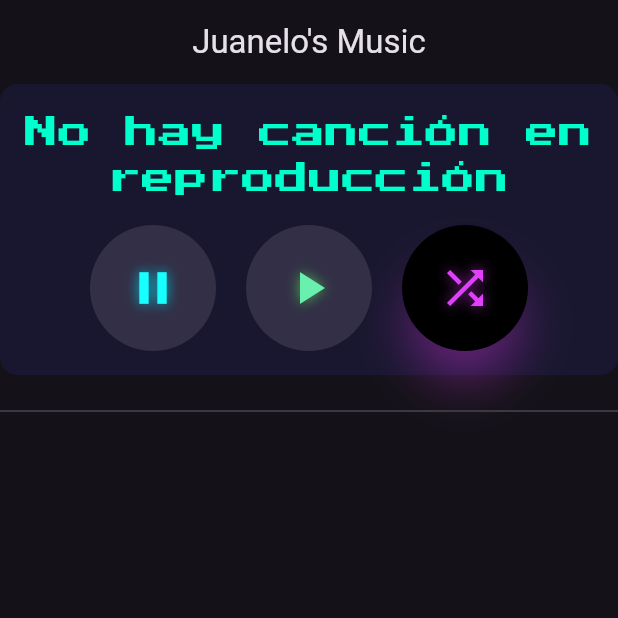
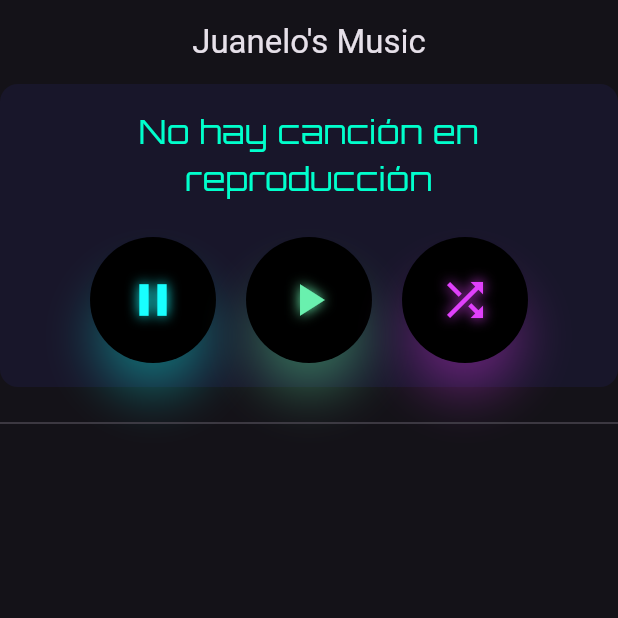
Before and after one commit to juanTorrenegra/mp3player, a Flutter app: the screen it shows after launch, after a tap on the "shuffle" icon, on a phone screen of 412 x 824 dp, the top half of it. Run offline on Flutter 3.47's test engine with Material 3 defaults, Android fonts, the phone set to English and light mode, and no system bars; our stand-ins replace audio_service, just_audio, permission_handler; missing offline and left inert: audio_session; Roboto replaces fonts that are missing (cursive); statements that could not run were skipped.

Commit message:
error, intente hacer botones, error gradel

```diff
--- a/lib/main.dart
+++ b/lib/main.dart
@@ -1,55 +1,73 @@
 import 'dart:math';
+import 'dart:io';
+import 'dart:async';
 
 import 'package:flutter/material.dart';
-import 'dart:io';
 import 'package:permission_handler/permission_handler.dart';
-import 'dart:async';
 import 'package:just_audio/just_audio.dart';
+import 'package:audio_service/audio_service.dart';
+import 'package:audio_session/audio_session.dart';
 
-import "package:mp3player/app_themes.dart";
+late final AudioHandler _audioHandler;
 
-void main() {
-  runApp(const MyApp());
+Future<void> main() async {
+  WidgetsFlutterBinding.ensureInitialized();
+
+  final session = await AudioSession.instance;
+  await session.configure(AudioSessionConfiguration.music());
+
+  final player = AudioPlayer();
+  _audioHandler = await AudioService.init(
+    builder: () => MyAudioHandler(player),
+    config: const AudioServiceConfig(
+      androidNotificationChannelId: 'com.example.mp3player.channel.audio',
+      androidNotificationChannelName: 'Juanelo Music',
+      androidNotificationOngoing: true,
+    ),
+  );
+
+  runApp(MyApp(player: player));
 }
 
 class MyApp extends StatelessWidget {
-  const MyApp({super.key});
+  final AudioPlayer player;
+  const MyApp({super.key, required this.player});
 
   @override
   Widget build(BuildContext context) {
     return MaterialApp(
       theme: ThemeData(
         brightness: Brightness.dark,
-        primaryColor: Color(0xFF00FFCC),
-        secondaryHeaderColor: Color(0xFF4444FF),
+        primaryColor: const Color(0xFF00FFCC),
+        secondaryHeaderColor: const Color(0xFF4444FF),
         fontFamily: 'Orbitron',
-
-        textTheme: TextTheme(
+        textTheme: const TextTheme(
           bodyLarge: TextStyle(fontFamily: 'Orbitron'),
           bodyMedium: TextStyle(fontFamily: 'Orbitron'),
         ),
       ),
-      home: MusicListScreen(),
+      home: MusicListScreen(player: player),
       debugShowCheckedModeBanner: false,
     );
   }
 }
 
 class MusicListScreen extends StatefulWidget {
-  const MusicListScreen({super.key});
+  final AudioPlayer player;
+  const MusicListScreen({super.key, required this.player});
 
   @override
   State<MusicListScreen> createState() => _MusicListScreenState();
 }
 
 class _MusicListScreenState extends State<MusicListScreen> {
+  Duration _currentPosition = Duration.zero;
+  Duration _totalDuration = Duration.zero;
   List<String> musicFiles = [];
   bool loading = true;
-  final player = AudioPlayer();
 
   String? currentlyPlaying;
   bool isPlaying = false;
-
   bool isRandomMode = false;
   final Random _random = Random();
 
@@ -58,29 +76,22 @@ class _MusicListScreenState extends State<MusicListScreen> {
     super.initState();
     requestPermissionAndListFiles();
 
-    player.playerStateStream.listen((state) {
-      setState(() {
-        isPlaying = state.playing;
-      });
-
-      // Si terminó la canción y estamos en modo aleatorio
+    widget.player.playerStateStream.listen((state) {
+      setState(() => isPlaying = state.playing);
       if (state.processingState == ProcessingState.completed && isRandomMode) {
         playRandomSong();
       }
     });
-  }
 
-  void playRandomSong() {
-    if (musicFiles.isEmpty) return;
+    widget.player.positionStream.listen(
+      (position) => setState(() => _currentPosition = position),
+    );
 
-    final randomIndex = _random.nextInt(musicFiles.length);
-    final randomPath = musicFiles[randomIndex];
-    playMusic(randomPath);
-  }
-
-  void startRandomMode() {
-    isRandomMode = true;
-    playRandomSong();
+    widget.player.durationStream.listen((duration) {
+      if (duration != null) {
+        setState(() => _totalDuration = duration);
+      }
+    });
   }
 
   Future<void> requestPermissionAndListFiles() async {
@@ -88,9 +99,7 @@ class _MusicListScreenState extends State<MusicListScreen> {
     if (status.isGranted) {
       listMusicFiles();
     } else {
-      setState(() {
-        loading = false;
-      });
+      setState(() => loading = false);
     }
   }
 
@@ -105,31 +114,30 @@ class _MusicListScreenState extends State<MusicListScreen> {
           .map((file) => file.path)
           .toList();
 
-      print("Archivos encontrados: ${mp3Files.length}");
-
       setState(() {
         musicFiles = mp3Files;
         loading = false;
       });
     } else {
-      print("Directorio no existe");
-      setState(() {
-        loading = false;
-      });
+      setState(() => loading = false);
     }
   }
 
   void playMusic(String path) async {
     try {
-      await player.setFilePath(path);
-      await player.play();
+      await widget.player.setFilePath(path);
+      await widget.player.play();
 
-      // Esperamos a que el audio realmente esté en estado playing
-      player.playerStateStream.firstWhere((state) => state.playing).then((_) {
-        setState(() {
-          currentlyPlaying = path.split('/').last;
-        });
-      });
+      _audioHandler.play();
+      _audioHandler.updateMediaItem(
+        MediaItem(
+          id: path,
+          album: "Juanelo Player",
+          title: path.split("/").last,
+        ),
+      );
+
+      setState(() => currentlyPlaying = path.split('/').last);
     } catch (e) {
       print("Error al reproducir el archivo: $e");
     }
@@ -137,22 +145,29 @@ class _MusicListScreenState extends State<MusicListScreen> {
 
   void pauseMusic() async {
     isRandomMode = false;
-    await player.pause();
-    setState(() {
-      isPlaying = false;
-    });
+    await widget.player.pause();
+    _audioHandler.pause();
   }
 
   void resumeMusic() async {
-    await player.play();
-    setState(() {
-      isPlaying = true;
-    });
+    await widget.player.play();
+    _audioHandler.play();
+  }
+
+  void playRandomSong() {
+    if (musicFiles.isEmpty) return;
+    final randomIndex = _random.nextInt(musicFiles.length);
+    playMusic(musicFiles[randomIndex]);
+  }
+
+  void startRandomMode() {
+    isRandomMode = true;
+    playRandomSong();
   }
 
   @override
   void dispose() {
-    player.dispose();
+    widget.player.dispose();
     super.dispose();
   }
 
@@ -169,119 +184,59 @@ class _MusicListScreenState extends State<MusicListScreen> {
       body: loading
           ? const Center(child: CircularProgressIndicator())
           : Column(
-              crossAxisAlignment: CrossAxisAlignment.start,
               children: [
                 Container(
                   width: double.infinity,
                   padding: const EdgeInsets.all(16),
                   decoration: BoxDecoration(
-                    color: Theme.of(
-                      context,
-                    ).secondaryHeaderColor.withValues(alpha: .1),
+                    color: Theme.of(context).secondaryHeaderColor.withAlpha(20),
                     borderRadius: BorderRadius.circular(12),
                   ),
                   child: Column(
                     crossAxisAlignment: CrossAxisAlignment.center,
                     children: [
                       Text(
-                        currentlyPlaying != null
-                            ? currentlyPlaying!
-                            : 'No hay canción en reproducción',
+                        currentlyPlaying ?? 'No hay canción en reproducción',
                         textAlign: TextAlign.center,
                         style: TextStyle(
-                          fontFamily: 'PixelBoom',
+                          fontFamily: 'Orbitron',
                           fontSize: 22,
                           color: Theme.of(context).primaryColor,
                         ),
                       ),
+                      const SizedBox(height: 8),
+                      if (currentlyPlaying != null)
+                        Slider(
+                          value: _currentPosition.inMilliseconds.toDouble(),
+                          max: _totalDuration.inMilliseconds.toDouble(),
+                          onChanged: (value) {
+                            widget.player.seek(
+                              Duration(milliseconds: value.toInt()),
+                            );
+                          },
+                          activeColor: Colors.cyanAccent,
+                          inactiveColor: Colors.grey.shade700,
+                        ),
                       const SizedBox(height: 16),
                       Row(
                         mainAxisAlignment: MainAxisAlignment.center,
                         children: [
-                          ElevatedButton(
-                            onPressed: isPlaying ? pauseMusic : null,
-                            style:
-                                ElevatedButton.styleFrom(
-                                  shape: const CircleBorder(),
-                                  padding: const EdgeInsets.all(24),
-                                  backgroundColor: Colors.black,
-                                  shadowColor: Colors.cyanAccent,
-                                  elevation: 12,
-                                ).copyWith(
-                                  overlayColor: MaterialStateProperty.all(
-                                    Colors.cyan.withOpacity(0.2),
-                                  ),
-                                ),
-                            child: const Icon(
-                              Icons.pause,
-                              size: 36,
-                              color: Colors.cyanAccent,
-                              shadows: [
-                                Shadow(
-                                  color: Colors.cyan,
-                                  blurRadius: 10,
-                                  offset: Offset(0, 0),
-                                ),
-                              ],
-                            ),
+                          controlButton(
+                            Icons.pause,
+                            pauseMusic,
+                            Colors.cyanAccent,
                           ),
                           const SizedBox(width: 20),
-                          ElevatedButton(
-                            onPressed: !isPlaying && currentlyPlaying != null
-                                ? resumeMusic
-                                : null,
-                            style:
-                                ElevatedButton.styleFrom(
-                                  shape: const CircleBorder(),
-                                  padding: const EdgeInsets.all(24),
-                                  backgroundColor: Colors.black,
-                                  shadowColor: Colors.greenAccent,
-                                  elevation: 12,
-                                ).copyWith(
-                                  overlayColor: MaterialStateProperty.all(
-                                    Colors.green.withOpacity(0.2),
-                                  ),
-                                ),
-                            child: const Icon(
-                              Icons.play_arrow,
-                              size: 36,
-                              color: Colors.greenAccent,
-                              shadows: [
-                                Shadow(
-                                  color: Colors.green,
-                                  blurRadius: 10,
-                                  offset: Offset(0, 0),
-                                ),
-                              ],
-                            ),
+                          controlButton(
+                            Icons.play_arrow,
+                            resumeMusic,
+                            Colors.greenAccent,
                           ),
                           const SizedBox(width: 20),
-                          ElevatedButton(
-                            onPressed: startRandomMode,
-                            style:
-                                ElevatedButton.styleFrom(
-                                  shape: const CircleBorder(),
-                                  padding: const EdgeInsets.all(24),
-                                  backgroundColor: Colors.black,
-                                  shadowColor: Colors.purpleAccent,
-                                  elevation: 12,
-                                ).copyWith(
-                                  overlayColor: MaterialStateProperty.all(
-                                    Colors.purple.withOpacity(0.2),
-                                  ),
-                                ),
-                            child: const Icon(
-                              Icons.shuffle,
-                              size: 36,
-                              color: Colors.purpleAccent,
-                              shadows: [
-                                Shadow(
-                                  color: Colors.purple,
-                                  blurRadius: 10,
-                                  offset: Offset(0, 0),
-                                ),
-                              ],
-                            ),
+                          controlButton(
+                            Icons.shuffle,
+                            startRandomMode,
+                            Colors.purpleAccent,
                           ),
                         ],
                       ),
@@ -300,17 +255,15 @@ class _MusicListScreenState extends State<MusicListScreen> {
                           vertical: 6,
                         ),
                         decoration: BoxDecoration(
-                          color: const Color(
-                            0xFF0A0F1C,
-                          ), // fondo oscuro tipo sci-fi
+                          color: const Color(0xFF0A0F1C),
                           borderRadius: BorderRadius.circular(12),
                           border: Border.all(
-                            color: Colors.cyanAccent, // borde neón
+                            color: Colors.cyanAccent,
                             width: 1.5,
                           ),
                           boxShadow: [
                             BoxShadow(
-                              color: Colors.cyanAccent.withValues(alpha: .3),
+                              color: Colors.cyanAccent.withAlpha(100),
                               blurRadius: 8,
                               spreadRadius: 2,
                               offset: const Offset(0, 0),
@@ -321,7 +274,7 @@ class _MusicListScreenState extends State<MusicListScreen> {
                           title: Text(
                             fileName,
                             style: const TextStyle(
-                              fontFamily: 'PixelBoom', // o 'Orbitron'
+                              fontFamily: 'PixelBoom',
                               fontSize: 16,
                               color: Colors.cyanAccent,
                               letterSpacing: 1.5,
@@ -348,4 +301,65 @@ class _MusicListScreenState extends State<MusicListScreen> {
             ),
     );
   }
+
+  Widget controlButton(IconData icon, VoidCallback onPressed, Color color) {
+    return ElevatedButton(
+      onPressed: onPressed,
+      style:
+          ElevatedButton.styleFrom(
+            shape: const CircleBorder(),
+            padding: const EdgeInsets.all(24),
+            backgroundColor: Colors.black,
+            shadowColor: color,
+            elevation: 12,
+          ).copyWith(
+            overlayColor: MaterialStateProperty.all(color.withOpacity(0.2)),
+          ),
+      child: Icon(
+        icon,
+        size: 36,
+        color: color,
+        shadows: [Shadow(color: color, blurRadius: 10)],
+      ),
+    );
+  }
 }
+
+class MyAudioHandler extends BaseAudioHandler {
+  final AudioPlayer _player;
+
+  MyAudioHandler(this._player) {
+    _player.playerStateStream.listen((state) {
+      playbackState.add(
+        playbackState.value.copyWith(
+          controls: [MediaControl.pause, MediaControl.play, MediaControl.stop],
+          playing: state.playing,
+          processingState: const {
+            ProcessingState.idle: AudioProcessingState.idle,
+            ProcessingState.loading: AudioProcessingState.connecting,
+            ProcessingState.buffering: AudioProcessingState.buffering,
+            ProcessingState.ready: AudioProcessingState.ready,
+            ProcessingState.completed: AudioProcessingState.completed,
+          }[state.processingState]!,
+        ),
+      );
+    });
+  }
+
+  @override
+  Future<void> play() => _player.play();
+
+  @override
+  Future<void> pause() => _player.pause();
+
+  @override
+  Future<void> stop() => _player.stop();
+
+  @override
+  Future<void> seek(Duration position) => _player.seek(position);
+
+  @override
+  Future<void> updateMediaItem(MediaItem mediaItem) async {
+    mediaItem.add(mediaItem);
+  }
+}
--- a/pubspec.yaml
+++ b/pubspec.yaml
@@ -38,6 +38,7 @@ dependencies:
   path_provider: ^2.1.5
   permission_handler: ^12.0.0+1
   just_audio: ^0.10.4
+  audio_service: ^0.18.18
 
 
 dev_dependencies:
```
Also changed, not shown: pubspec.lock, 2 other files.
